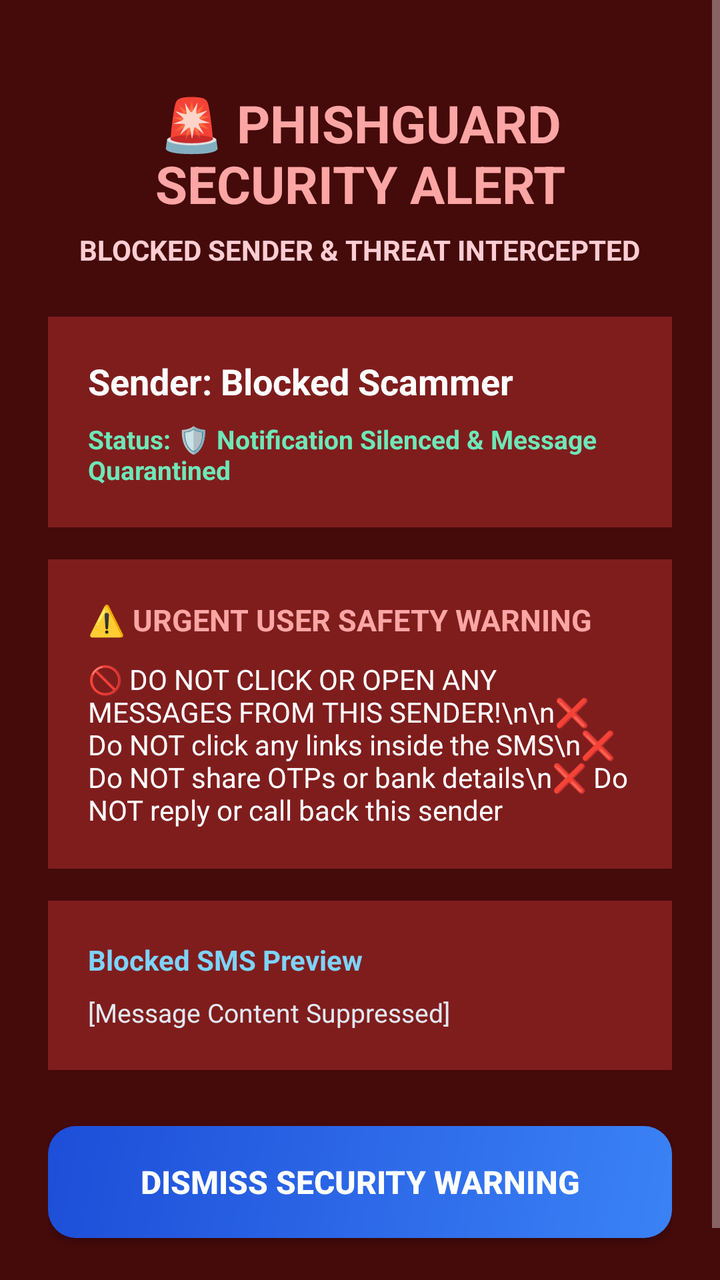
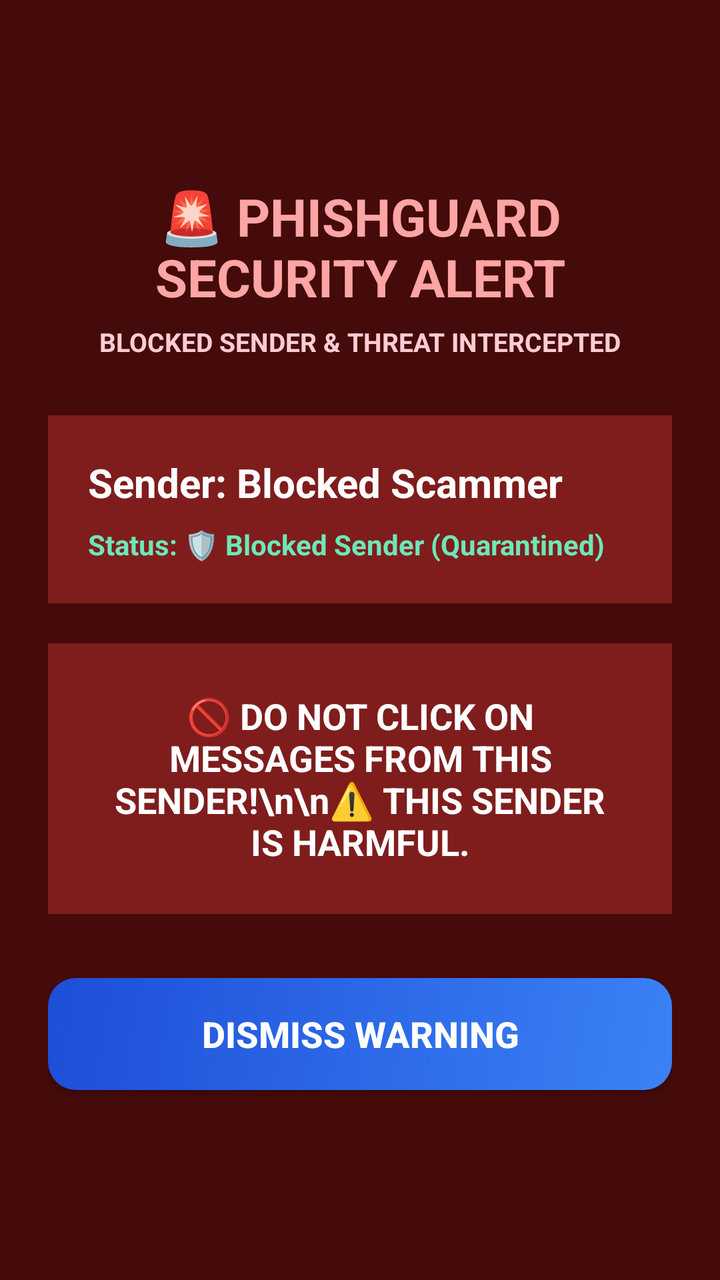

Two renders of the same Android screen: before a commit and after it. Below are the layout's source before the change and the commit's diff.
<!-- AndroidManifest.xml: activity theme Theme.AppCompat.NoActionBar -->
<!-- res/layout/activity_alert.xml -->
<?xml version="1.0" encoding="utf-8"?>
<ScrollView xmlns:android="http://schemas.android.com/apk/res/android"
    android:layout_width="match_parent"
    android:layout_height="match_parent"
    android:background="#450A0A"
    android:fillViewport="true">

    <LinearLayout
        android:layout_width="match_parent"
        android:layout_height="wrap_content"
        android:orientation="vertical"
        android:padding="24dp"
        android:gravity="center_horizontal">

        <TextView
            android:id="@+id/tvAlertHeader"
            android:layout_width="wrap_content"
            android:layout_height="wrap_content"
            android:text="🚨 PHISHGUARD SECURITY ALERT"
            android:textColor="#FCA5A5"
            android:textStyle="bold"
            android:textSize="26sp"
            android:gravity="center"
            android:layout_marginTop="20dp"/>

        <TextView
            android:id="@+id/tvAlertSubtitle"
            android:layout_width="wrap_content"
            android:layout_height="wrap_content"
            android:text="BLOCKED SENDER &amp; THREAT INTERCEPTED"
            android:textColor="#FECDD3"
            android:textSize="14sp"
            android:textStyle="bold"
            android:layout_marginTop="6dp"/>

        
        <LinearLayout
            android:layout_width="match_parent"
            android:layout_height="wrap_content"
            android:orientation="vertical"
            android:background="#7F1D1D"
            android:padding="20dp"
            android:layout_marginTop="24dp">

            <TextView
                android:id="@+id/tvSenderHeader"
                android:layout_width="wrap_content"
                android:layout_height="wrap_content"
                android:text="Sender: Blocked Scammer"
                android:textColor="#FFFFFF"
                android:textSize="18sp"
                android:textStyle="bold"/>

            <TextView
                android:id="@+id/tvRiskScore"
                android:layout_width="wrap_content"
                android:layout_height="wrap_content"
                android:text="Status: 🛡️ Notification Silenced &amp; Message Quarantined"
                android:textColor="#6EE7B7"
                android:textSize="13sp"
                android:textStyle="bold"
                android:layout_marginTop="8dp"/>

        </LinearLayout>

        
        <LinearLayout
            android:layout_width="match_parent"
            android:layout_height="wrap_content"
            android:orientation="vertical"
            android:background="#7F1D1D"
            android:padding="20dp"
            android:layout_marginTop="16dp">

            <TextView
                android:layout_width="wrap_content"
                android:layout_height="wrap_content"
                android:text="⚠️ URGENT USER SAFETY WARNING"
                android:textColor="#FCA5A5"
                android:textStyle="bold"
                android:textSize="15sp"/>

            <TextView
                android:id="@+id/tvUserWarningText"
                android:layout_width="wrap_content"
                android:layout_height="wrap_content"
                android:text="🚫 DO NOT CLICK OR OPEN ANY MESSAGES FROM THIS SENDER!\n\n❌ Do NOT click any links inside the SMS\n❌ Do NOT share OTPs or bank details\n❌ Do NOT reply or call back this sender"
                android:textColor="#FFFFFF"
                android:textSize="14sp"
                android:layout_marginTop="10dp"/>

        </LinearLayout>

        
        <LinearLayout
            android:layout_width="match_parent"
            android:layout_height="wrap_content"
            android:orientation="vertical"
            android:background="#7F1D1D"
            android:padding="20dp"
            android:layout_marginTop="16dp">

            <TextView
                android:layout_width="wrap_content"
                android:layout_height="wrap_content"
                android:text="Blocked SMS Preview"
                android:textColor="#7DD3FC"
                android:textStyle="bold"
                android:textSize="14sp"/>

            <TextView
                android:id="@+id/tvAlertMessageBody"
                android:layout_width="wrap_content"
                android:layout_height="wrap_content"
                android:text="[Message Content Suppressed]"
                android:textColor="#E2E8F0"
                android:textSize="13sp"
                android:layout_marginTop="8dp"/>

        </LinearLayout>

        <android.widget.Button
            android:id="@+id/btnDismissAlert"
            android:layout_width="match_parent"
            android:layout_height="56dp"
            android:text="DISMISS SECURITY WARNING"
            android:textAllCaps="false"
            android:textSize="16sp"
            android:textStyle="bold"
            android:background="@drawable/bg_button_primary"
            android:textColor="#FFFFFF"
            android:layout_marginTop="28dp"
            android:layout_marginBottom="24dp"/>

    </LinearLayout>

</ScrollView>
<!-- resources referenced by this layout -->
<resources>
  <!-- drawable bg_button_primary (drawable) -->
  <?xml version="1.0" encoding="utf-8"?>
  <shape xmlns:android="http://schemas.android.com/apk/res/android"
      android:shape="rectangle">
      <gradient
          android:angle="135"
          android:startColor="#3B82F6"
          android:endColor="#1D4ED8" />
      <corners android:radius="14dp" />
  </shape>
</resources>

<!-- the commit's change to res/layout/activity_alert.xml (unified diff, before → after) -->
@@ -10,8 +10,9 @@
         android:layout_height="wrap_content"
         android:orientation="vertical"
         android:padding="24dp"
-        android:gravity="center_horizontal">
+        android:gravity="center">
 
+        
         <TextView
             android:id="@+id/tvAlertHeader"
             android:layout_width="wrap_content"
@@ -29,7 +30,7 @@
             android:layout_height="wrap_content"
             android:text="BLOCKED SENDER &amp; THREAT INTERCEPTED"
             android:textColor="#FECDD3"
-            android:textSize="14sp"
+            android:textSize="13sp"
             android:textStyle="bold"
             android:layout_marginTop="6dp"/>
 
@@ -40,7 +41,7 @@
             android:orientation="vertical"
             android:background="#7F1D1D"
             android:padding="20dp"
-            android:layout_marginTop="24dp">
+            android:layout_marginTop="28dp">
 
             <TextView
                 android:id="@+id/tvSenderHeader"
@@ -48,16 +49,16 @@
                 android:layout_height="wrap_content"
                 android:text="Sender: Blocked Scammer"
                 android:textColor="#FFFFFF"
-                android:textSize="18sp"
+                android:textSize="20sp"
                 android:textStyle="bold"/>
 
             <TextView
                 android:id="@+id/tvRiskScore"
                 android:layout_width="wrap_content"
                 android:layout_height="wrap_content"
-                android:text="Status: 🛡️ Notification Silenced &amp; Message Quarantined"
+                android:text="Status: 🛡️ Blocked Sender (Quarantined)"
                 android:textColor="#6EE7B7"
-                android:textSize="13sp"
+                android:textSize="14sp"
                 android:textStyle="bold"
                 android:layout_marginTop="8dp"/>
 
@@ -69,67 +70,34 @@
             android:layout_height="wrap_content"
             android:orientation="vertical"
             android:background="#7F1D1D"
-            android:padding="20dp"
-            android:layout_marginTop="16dp">
-
-            <TextView
-                android:layout_width="wrap_content"
-                android:layout_height="wrap_content"
-                android:text="⚠️ URGENT USER SAFETY WARNING"
-                android:textColor="#FCA5A5"
-                android:textStyle="bold"
-                android:textSize="15sp"/>
+            android:padding="24dp"
+            android:layout_marginTop="20dp"
+            android:gravity="center">
 
             <TextView
                 android:id="@+id/tvUserWarningText"
                 android:layout_width="wrap_content"
                 android:layout_height="wrap_content"
-                android:text="🚫 DO NOT CLICK OR OPEN ANY MESSAGES FROM THIS SENDER!\n\n❌ Do NOT click any links inside the SMS\n❌ Do NOT share OTPs or bank details\n❌ Do NOT reply or call back this sender"
+                android:text="🚫 DO NOT CLICK ON MESSAGES FROM THIS SENDER!\n\n⚠️ THIS SENDER IS HARMFUL."
                 android:textColor="#FFFFFF"
-                android:textSize="14sp"
-                android:layout_marginTop="10dp"/>
+                android:textSize="18sp"
+                android:textStyle="bold"
+                android:gravity="center"/>
 
         </LinearLayout>
 
         
-        <LinearLayout
-            android:layout_width="match_parent"
-            android:layout_height="wrap_content"
-            android:orientation="vertical"
-            android:background="#7F1D1D"
-            android:padding="20dp"
-            android:layout_marginTop="16dp">
-
-            <TextView
-                android:layout_width="wrap_content"
-                android:layout_height="wrap_content"
-                android:text="Blocked SMS Preview"
-                android:textColor="#7DD3FC"
-                android:textStyle="bold"
-                android:textSize="14sp"/>
-
-            <TextView
-                android:id="@+id/tvAlertMessageBody"
-                android:layout_width="wrap_content"
-                android:layout_height="wrap_content"
-                android:text="[Message Content Suppressed]"
-                android:textColor="#E2E8F0"
-                android:textSize="13sp"
-                android:layout_marginTop="8dp"/>
-
-        </LinearLayout>
-
         <android.widget.Button
             android:id="@+id/btnDismissAlert"
             android:layout_width="match_parent"
             android:layout_height="56dp"
-            android:text="DISMISS SECURITY WARNING"
+            android:text="DISMISS WARNING"
             android:textAllCaps="false"
-            android:textSize="16sp"
+            android:textSize="18sp"
             android:textStyle="bold"
             android:background="@drawable/bg_button_primary"
             android:textColor="#FFFFFF"
-            android:layout_marginTop="28dp"
+            android:layout_marginTop="32dp"
             android:layout_marginBottom="24dp"/>
 
     </LinearLayout>
